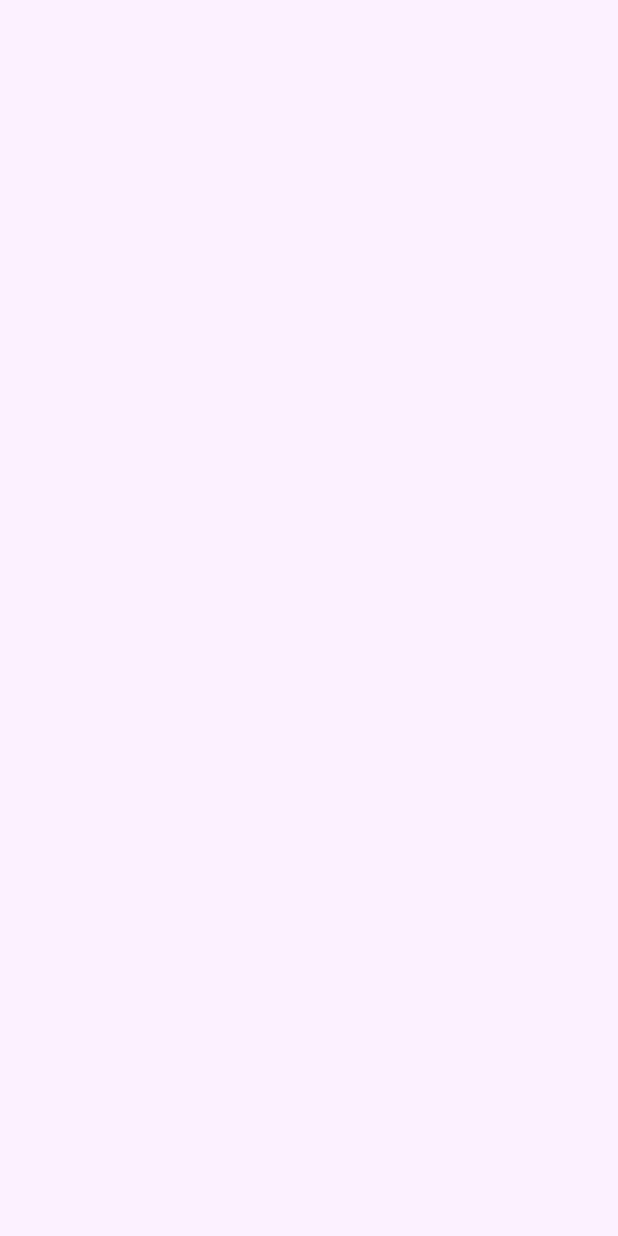
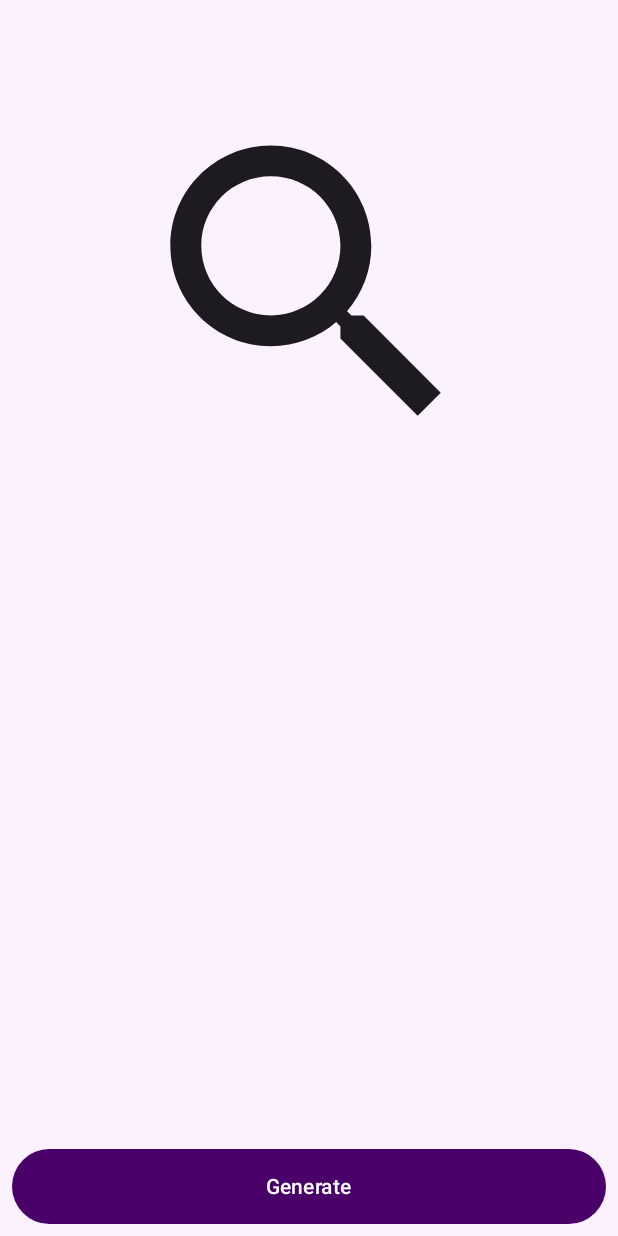
Before and after one commit to DigitalSamuraiDTM/ProcedureGeneration, an Android app built with Jetpack Compose: the linear screen opened through its navigation route, on a phone screen of 412 x 824 dp. Before the commit the screen is empty. Run offline under Robolectric (Android 15) with nearby library versions, the phone set to English and light mode, and no system bars; our stand-ins replace Dagger/Hilt's generated code, constraintlayout-compose.

Commit message:
show bitmap in screen

```diff
--- a/app/build.gradle.kts
+++ b/app/build.gradle.kts
@@ -78,6 +78,7 @@ dependencies {
     androidTestImplementation(composeBom)
 
     implementation(project(":algos"))
+    implementation(libs.androidx.constraintlayout.compose)
     implementation(libs.androidx.activity.compose)
     implementation(libs.androidx.material3)
     implementation(libs.androidx.ui.tooling.preview)
--- a/app/src/main/java/com/digitalsamurai/jni_test/screens/linear/LinearActions.kt
+++ b/app/src/main/java/com/digitalsamurai/jni_test/screens/linear/LinearActions.kt
@@ -2,4 +2,7 @@ package com.digitalsamurai.jni_test.screens.linear
 
 import com.digitalsamurai.jni_test.core.viewmodel.UiActions
 
-interface LinearActions : UiActions
+interface LinearActions : UiActions {
+    fun onBitmapRendererClicked()
+    fun onGenerateButtonClicked()
+}
--- a/app/src/main/java/com/digitalsamurai/jni_test/screens/linear/LinearScreen.kt
+++ b/app/src/main/java/com/digitalsamurai/jni_test/screens/linear/LinearScreen.kt
@@ -1,13 +1,26 @@
 package com.digitalsamurai.jni_test.screens.linear
 
+import androidx.compose.foundation.background
+import androidx.compose.foundation.layout.Arrangement
 import androidx.compose.foundation.layout.Box
 import androidx.compose.foundation.layout.Column
 import androidx.compose.foundation.layout.fillMaxSize
-
+import androidx.compose.foundation.layout.fillMaxWidth
+import androidx.compose.foundation.layout.height
+import androidx.compose.foundation.layout.width
+import androidx.compose.foundation.layout.wrapContentHeight
+import androidx.compose.material3.Button
+import androidx.compose.material3.Text
 import androidx.compose.runtime.Composable
+import androidx.compose.ui.Alignment
 import androidx.compose.ui.Modifier
+import androidx.compose.ui.graphics.Color
+import androidx.compose.ui.unit.dp
+import androidx.constraintlayout.compose.ConstraintLayout
+import androidx.constraintlayout.compose.Dimension
 import androidx.hilt.navigation.compose.hiltViewModel
 import com.digitalsamurai.jni_test.core.screen.BaseScreen
+import com.digitalsamurai.jni_test.view.BitmapRenderer
 import kotlinx.coroutines.flow.SharedFlow
 
 object LinearScreen : BaseScreen<LinearScreenState, LinearScreenEvent, LinearActions>() {
@@ -19,18 +32,61 @@ object LinearScreen : BaseScreen<LinearScreenState, LinearScreenEvent, LinearAct
         return hiltViewModel()
     }
 
+
     @Composable
     override fun Screen(
         state: LinearScreenState,
         events: SharedFlow<LinearScreenEvent>,
         actions: LinearActions,
     ) {
-        Column(modifier = Modifier.fillMaxSize()) {
+        ConstraintLayout(
+            modifier = Modifier.fillMaxSize()
+        ) {
+            val (generateButton, containerContent) = createRefs()
+            Column(
+                modifier = Modifier
+                    .constrainAs(containerContent) {
+                        top.linkTo(parent.top)
+                        start.linkTo(parent.start)
+                        end.linkTo(parent.end)
+                        bottom.linkTo(generateButton.top, margin = 8.dp)
+                        height = Dimension.fillToConstraints
+                        width = Dimension.fillToConstraints
+                    },
+                verticalArrangement = Arrangement.Center
+            ) {
+                BitmapRenderer(
+                    modifier = Modifier
+                        .fillMaxWidth(0.6f)
+                        .wrapContentHeight()
+                        .align(Alignment.CenterHorizontally)
+                        .weight(1f),
+                    state = state.bitmapRendererState,
+                    onClick = actions::onBitmapRendererClicked
+                )
+
+                Box(modifier = Modifier.weight(1f).fillMaxSize()) {
+
+                }
+            }
 
             // generation status
             // image
             // settings
-
+            Button(
+                modifier = Modifier
+                    .height(50.dp)
+                    .constrainAs(generateButton) {
+                        bottom.linkTo(parent.bottom, margin = 8.dp)
+                        start.linkTo(parent.start, margin = 8.dp)
+                        end.linkTo(parent.end, margin = 8.dp)
+                        width = Dimension.fillToConstraints
+                        height = Dimension.wrapContent
+                    },
+                onClick = actions::onGenerateButtonClicked
+            ) {
+                Text("Generate")
+            }
         }
     }
 }
--- a/app/src/main/java/com/digitalsamurai/jni_test/screens/linear/LinearScreenState.kt
+++ b/app/src/main/java/com/digitalsamurai/jni_test/screens/linear/LinearScreenState.kt
@@ -1,7 +1,8 @@
 package com.digitalsamurai.jni_test.screens.linear
 
 import com.digitalsamurai.jni_test.core.viewmodel.UiState
+import com.digitalsamurai.jni_test.view.BitmapRenderer
 
 data class LinearScreenState(
-    val s: String,
+    val bitmapRendererState: BitmapRenderer.State,
 ) : UiState()
--- a/app/src/main/java/com/digitalsamurai/jni_test/screens/linear/LinearViewModel.kt
+++ b/app/src/main/java/com/digitalsamurai/jni_test/screens/linear/LinearViewModel.kt
@@ -3,6 +3,7 @@ package com.digitalsamurai.jni_test.screens.linear
 import android.graphics.Color
 import androidx.lifecycle.viewModelScope
 import com.digitalsamurai.jni_test.core.viewmodel.ScreenViewModel
+import com.digitalsamurai.jni_test.view.BitmapRenderer
 import com.digitsamurai.algos.BitmapGenerator
 import dagger.hilt.android.lifecycle.HiltViewModel
 import kotlinx.coroutines.launch
@@ -14,11 +15,16 @@ class LinearViewModel @Inject constructor(
 ) : ScreenViewModel<LinearScreenState, LinearScreenEvent, LinearActions>(), LinearActions {
 
     override fun initialState(): LinearScreenState {
-        return LinearScreenState("")
+        return LinearScreenState(bitmapRendererState =
+            BitmapRenderer.default()
+        )
     }
 
-    init {
+    override fun onBitmapRendererClicked() {
+        TODO("Not yet implemented")
+    }
 
+    override fun onGenerateButtonClicked() {
         viewModelScope.launch {
             val bitmap = bitmapGenerator.bilinearBitmap(
                 size = BitmapGenerator.Size(1000, 1000),
@@ -29,7 +35,14 @@ class LinearViewModel @Inject constructor(
                     colorRT = Color.valueOf(0f, 1f, 0f),
                 )
             )
-            val b = bitmap
+            updateState {
+                it.copy(
+                    bitmapRendererState = BitmapRenderer.State.Content(
+                        bitmap = bitmap,
+                        id = "id1"
+                    )
+                )
+            }
         }
     }
 
--- /dev/null
+++ b/app/src/main/java/com/digitalsamurai/jni_test/view/BitmapRenderer.kt
@@ -0,0 +1,54 @@
+package com.digitalsamurai.jni_test.view
+
+import android.graphics.Bitmap
+import androidx.compose.foundation.Image
+import androidx.compose.foundation.clickable
+import androidx.compose.foundation.layout.Box
+import androidx.compose.foundation.layout.fillMaxSize
+import androidx.compose.material.icons.Icons
+import androidx.compose.material.icons.filled.Search
+import androidx.compose.material3.Icon
+import androidx.compose.runtime.Composable
+import androidx.compose.ui.Modifier
+import androidx.compose.ui.graphics.asImageBitmap
+import androidx.compose.ui.res.painterResource
+
+object BitmapRenderer {
+
+    sealed interface State {
+        data object Empty: State
+        data class Content(
+            val bitmap: Bitmap,
+            val id: String,
+        ): State
+    }
+
+    fun default(): State = State.Empty
+
+    @Composable
+    operator fun invoke(
+        modifier: Modifier = Modifier,
+        state: State,
+        onClick: () -> Unit,
+    ) {
+        Box(modifier = modifier.clickable { onClick() }) {
+            when(state) {
+                State.Empty -> {
+                    Icon(
+                        modifier = Modifier.fillMaxSize(),
+                        imageVector = Icons.Default.Search,
+                        contentDescription = null
+                    )
+
+                }
+                is State.Content -> {
+                    Image(
+                        modifier = Modifier.fillMaxSize(),
+                        bitmap = state.bitmap.asImageBitmap(),
+                        contentDescription = state.id
+                    )
+                }
+            }
+        }
+    }
+}
--- a/gradle/libs.versions.toml
+++ b/gradle/libs.versions.toml
@@ -1,6 +1,7 @@
 [versions]
 activityCompose = "1.10.0"
 agp = "8.7.3"
+constraintlayoutCompose = "1.1.1"
 hiltAndroid = "2.51.1"
 hiltAndroidCompiler = "2.51.1"
 hiltNavigationCompose = "1.2.0"
@@ -20,6 +21,7 @@ uiTooling = "1.7.8"
 
 [libraries]
 androidx-activity-compose = { module = "androidx.activity:activity-compose", version.ref = "activityCompose" }
+androidx-constraintlayout-compose = { module = "androidx.constraintlayout:constraintlayout-compose", version.ref = "constraintlayoutCompose" }
 androidx-core-ktx = { group = "androidx.core", name = "core-ktx", version.ref = "coreKtx" }
 androidx-hilt-navigation-compose = { module = "androidx.hilt:hilt-navigation-compose", version.ref = "hiltNavigationCompose" }
 androidx-lifecycle-viewmodel-compose = { module = "androidx.lifecycle:lifecycle-viewmodel-compose", version.ref = "lifecycleViewmodelCompose" }
```
